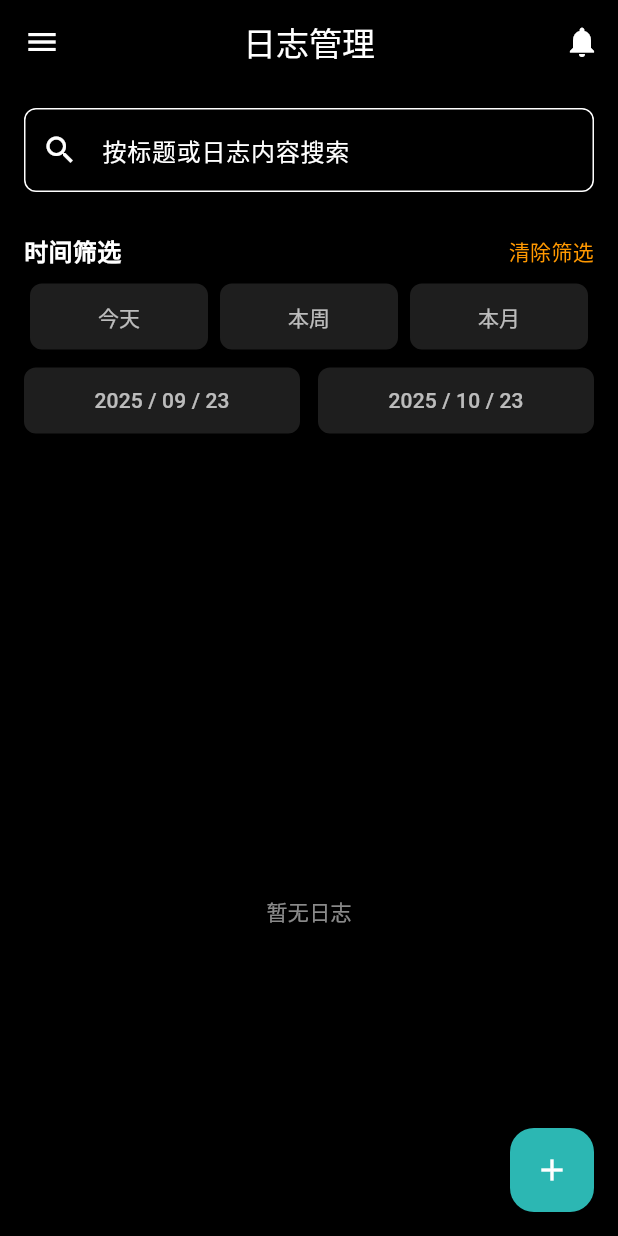
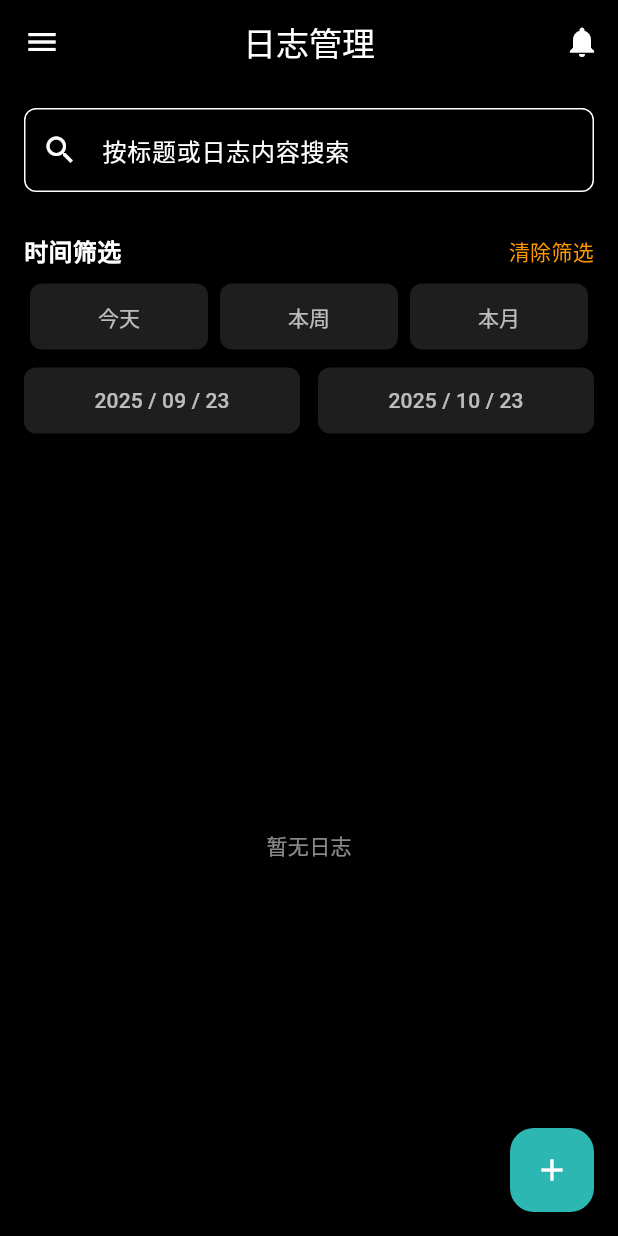
Before and after one commit to CzNd0729/nullworking, a Flutter app: the LogPage screen opened directly, on a phone screen of 412 x 824 dp. Run offline on Flutter 3.47's test engine with Material 3 defaults, Android fonts, the phone set to English and light mode, and no system bars; our stand-ins replace image_picker, shared_preferences; accounts and stored records are empty; network calls fail.

Commit message:
优化日志主页面滚动

```diff
--- a/frontend/lib/pages/log/log_page.dart
+++ b/frontend/lib/pages/log/log_page.dart
@@ -351,15 +351,13 @@ class _LogPageState extends State<LogPage> {
         },
         child: const Icon(Icons.add, color: Colors.white),
       ),
-      body: SingleChildScrollView(
+      body: Padding(
         padding: const EdgeInsets.all(16.0),
         child: Column(
           crossAxisAlignment: CrossAxisAlignment.start,
           children: [
             // 搜索框 - 只在列表视图显示
-            if (_currentViewMode == ViewMode.list)
-              Column(
-                children: [
+            if (_currentViewMode == ViewMode.list) ...[
               TextField(
                 focusNode: _searchFocusNode,
                 controller: _searchController,
@@ -376,31 +374,21 @@ class _LogPageState extends State<LogPage> {
                 onSubmitted: (value) => _forceSearchUnfocus(),
               ),
               const SizedBox(height: 16),
+              _buildFilterBar(),
+              const SizedBox(height: 16),
             ],
-              ),
-
-            // 筛选栏 - 只在列表视图显示
-            _buildFilterBar(),
-
-            const SizedBox(height: 16),
 
             // 内容区域
-            _isLoading
+            Expanded(
+              child: _isLoading
                   ? const Center(
-                    child: Padding(
-                      padding: EdgeInsets.all(16.0),
                       child: CircularProgressIndicator(
                         valueColor: AlwaysStoppedAnimation<Color>(
                           Color(0xFF2CB7B3),
                         ),
                       ),
-                    ),
                     )
-                : SizedBox(
-                    height: MediaQuery.of(context).size.height * 0.7,
-                    child:
-                        _filteredLogs.isEmpty &&
-                            _currentViewMode == ViewMode.list
+                  : _filteredLogs.isEmpty && _currentViewMode == ViewMode.list
                   ? const Center(
                       child: Padding(
                         padding: EdgeInsets.symmetric(vertical: 40.0),
@@ -422,8 +410,9 @@ class _LogPageState extends State<LogPage> {
   Widget _buildCurrentView() {
     switch (_currentViewMode) {
       case ViewMode.list:
-        return ListView(
-          children: _filteredLogs.map((log) => _buildLogCard(log)).toList(),
+        return ListView.builder(
+          itemCount: _filteredLogs.length,
+          itemBuilder: (context, index) => _buildLogCard(_filteredLogs[index]),
         );
       case ViewMode.month:
         return MonthView(
```
Lines whose indentation alone changed are shown as unchanged.
